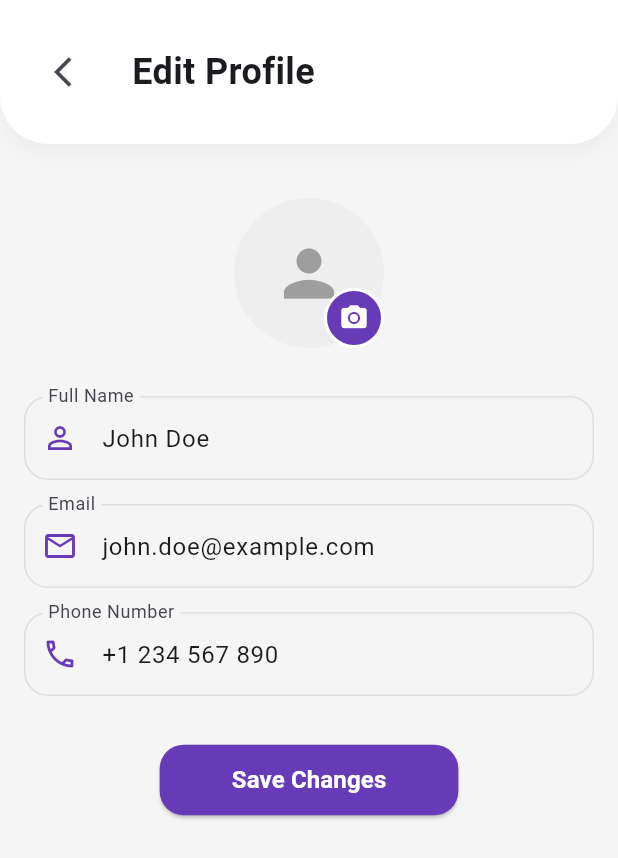
After one commit to chewsinai02/fyp_patient_v1, a Flutter app: the EditProfilePage screen opened by its route, on a phone screen of 412 x 824 dp. The commit adds this screen. Shown: the top 858 px of the screen. Run offline on Flutter 3.47's test engine with Material 3 defaults, Android fonts, the phone set to English and light mode, and no system bars; our stand-ins replace firebase_core, firebase_database, firebase_storage, geolocator, image_picker, open_file and 3 more; missing offline and left inert: bcrypt, dotenv, mysql1; accounts and stored records are empty; Roboto replaces fonts that are missing (Poppins).

Commit message:
edit profile ui

```diff
--- a/lib/dashboard.dart
+++ b/lib/dashboard.dart
@@ -6,6 +6,7 @@ import 'function_page.dart';
 import 'pages/daily_tasks_page.dart';
 import 'services/database_service.dart';
 import 'pages/messages_page.dart';
+import 'pages/settings_page.dart';
 
 class DashboardPage extends StatefulWidget {
   final Map<String, dynamic> userData;
@@ -82,8 +83,13 @@ class DashboardContent extends StatelessWidget {
                                     size: 24,
                                   ),
                                   onPressed: () {
-                                    Navigator.of(context)
-                                        .pushNamed('/settings');
+                                    Navigator.push(
+                                      context,
+                                      MaterialPageRoute(
+                                        builder: (context) =>
+                                            const SettingsPage(),
+                                      ),
+                                    );
                                   },
                                 ),
                               ],
--- a/lib/main.dart
+++ b/lib/main.dart
@@ -6,6 +6,7 @@ import 'package:firebase_database/firebase_database.dart';
 import 'firebase_options.dart';
 import 'login.dart';
 import 'pages/settings_page.dart';
+import 'pages/edit_profile_page.dart';
 
 void main() async {
   WidgetsFlutterBinding.ensureInitialized();
@@ -56,6 +57,7 @@ class MyApp extends StatelessWidget {
       routes: {
         '/login': (context) => const LoginPage(),
         '/settings': (context) => const SettingsPage(),
+        '/edit-profile': (context) => const EditProfilePage(),
       },
     );
   }
--- /dev/null
+++ b/lib/pages/edit_profile_page.dart
@@ -0,0 +1,203 @@
+import 'package:flutter/material.dart';
+
+class EditProfilePage extends StatefulWidget {
+  const EditProfilePage({super.key});
+
+  @override
+  State<EditProfilePage> createState() => _EditProfilePageState();
+}
+
+class _EditProfilePageState extends State<EditProfilePage> {
+  final _formKey = GlobalKey<FormState>();
+  late TextEditingController _nameController;
+  late TextEditingController _emailController;
+  late TextEditingController _phoneController;
+
+  @override
+  void initState() {
+    super.initState();
+    _nameController = TextEditingController(
+        text: 'John Doe'); // Replace with actual user data
+    _emailController = TextEditingController(text: 'john.doe@example.com');
+    _phoneController = TextEditingController(text: '+1 234 567 890');
+  }
+
+  @override
+  void dispose() {
+    _nameController.dispose();
+    _emailController.dispose();
+    _phoneController.dispose();
+    super.dispose();
+  }
+
+  @override
+  Widget build(BuildContext context) {
+    return Scaffold(
+      backgroundColor: Colors.grey[100],
+      body: CustomScrollView(
+        slivers: [
+          SliverToBoxAdapter(
+            child: Container(
+              padding: const EdgeInsets.all(24),
+              decoration: BoxDecoration(
+                color: Colors.white,
+                borderRadius: const BorderRadius.vertical(
+                  bottom: Radius.circular(32),
+                ),
+                boxShadow: [
+                  BoxShadow(
+                    color: Colors.grey.withOpacity(0.1),
+                    blurRadius: 10,
+                    offset: const Offset(0, 5),
+                  ),
+                ],
+              ),
+              child: Column(
+                crossAxisAlignment: CrossAxisAlignment.start,
+                children: [
+                  Row(
+                    children: [
+                      IconButton(
+                        onPressed: () => Navigator.pop(context),
+                        icon: const Icon(Icons.arrow_back_ios),
+                        padding: EdgeInsets.zero,
+                      ),
+                      const SizedBox(width: 16),
+                      const Text(
+                        'Edit Profile',
+                        style: TextStyle(
+                          fontSize: 24,
+                          fontWeight: FontWeight.bold,
+                        ),
+                      ),
+                    ],
+                  ),
+                ],
+              ),
+            ),
+          ),
+          SliverPadding(
+            padding: const EdgeInsets.all(16),
+            sliver: SliverToBoxAdapter(
+              child: Form(
+                key: _formKey,
+                child: Column(
+                  children: [
+                    const SizedBox(height: 20),
+                    Stack(
+                      alignment: Alignment.bottomRight,
+                      children: [
+                        CircleAvatar(
+                          radius: 50,
+                          backgroundColor: Colors.grey[200],
+                          child: const Icon(
+                            Icons.person,
+                            size: 50,
+                            color: Colors.grey,
+                          ),
+                        ),
+                        Container(
+                          padding: const EdgeInsets.all(8),
+                          decoration: BoxDecoration(
+                            color: Colors.deepPurple,
+                            shape: BoxShape.circle,
+                            border: Border.all(color: Colors.white, width: 2),
+                          ),
+                          child: const Icon(
+                            Icons.camera_alt,
+                            size: 20,
+                            color: Colors.white,
+                          ),
+                        ),
+                      ],
+                    ),
+                    const SizedBox(height: 32),
+                    _buildTextField(
+                      controller: _nameController,
+                      label: 'Full Name',
+                      icon: Icons.person_outline,
+                    ),
+                    const SizedBox(height: 16),
+                    _buildTextField(
+                      controller: _emailController,
+                      label: 'Email',
+                      icon: Icons.email_outlined,
+                      keyboardType: TextInputType.emailAddress,
+                    ),
+                    const SizedBox(height: 16),
+                    _buildTextField(
+                      controller: _phoneController,
+                      label: 'Phone Number',
+                      icon: Icons.phone_outlined,
+                      keyboardType: TextInputType.phone,
+                    ),
+                    const SizedBox(height: 32),
+                    ElevatedButton(
+                      onPressed: () {
+                        if (_formKey.currentState!.validate()) {
+                          // Save profile changes
+                          Navigator.pop(context);
+                        }
+                      },
+                      style: ElevatedButton.styleFrom(
+                        backgroundColor: Colors.deepPurple,
+                        padding: const EdgeInsets.symmetric(
+                          horizontal: 48,
+                          vertical: 12,
+                        ),
+                        shape: RoundedRectangleBorder(
+                          borderRadius: BorderRadius.circular(16),
+                        ),
+                      ),
+                      child: const Text(
+                        'Save Changes',
+                        style: TextStyle(
+                          color: Colors.white,
+                          fontSize: 16,
+                          fontWeight: FontWeight.w600,
+                        ),
+                      ),
+                    ),
+                  ],
+                ),
+              ),
+            ),
+          ),
+        ],
+      ),
+    );
+  }
+
+  Widget _buildTextField({
+    required TextEditingController controller,
+    required String label,
+    required IconData icon,
+    TextInputType? keyboardType,
+  }) {
+    return TextFormField(
+      controller: controller,
+      keyboardType: keyboardType,
+      decoration: InputDecoration(
+        labelText: label,
+        prefixIcon: Icon(icon, color: Colors.deepPurple),
+        border: OutlineInputBorder(
+          borderRadius: BorderRadius.circular(16),
+        ),
+        enabledBorder: OutlineInputBorder(
+          borderRadius: BorderRadius.circular(16),
+          borderSide: BorderSide(color: Colors.grey[300]!),
+        ),
+        focusedBorder: OutlineInputBorder(
+          borderRadius: BorderRadius.circular(16),
+          borderSide: const BorderSide(color: Colors.deepPurple),
+        ),
+      ),
+      validator: (value) {
+        if (value == null || value.isEmpty) {
+          return 'This field is required';
+        }
+        return null;
+      },
+    );
+  }
+}
--- a/lib/pages/settings_page.dart
+++ b/lib/pages/settings_page.dart
@@ -1,5 +1,6 @@
 import 'package:flutter/material.dart';
 import 'package:shared_preferences/shared_preferences.dart';
+import 'edit_profile_page.dart';
 
 class SettingsPage extends StatelessWidget {
   const SettingsPage({super.key});
@@ -79,7 +80,12 @@ class SettingsPage extends StatelessWidget {
                       'Edit Profile',
                       Icons.person_outline,
                       onTap: () {
-                        // Navigate to edit profile page
+                        Navigator.push(
+                          context,
+                          MaterialPageRoute(
+                            builder: (context) => const EditProfilePage(),
+                          ),
+                        );
                       },
                     ),
                     _buildSettingTile(
--- a/lib/services/database_service.dart
+++ b/lib/services/database_service.dart
@@ -1214,4 +1214,36 @@ class DatabaseService {
       print('Error marking messages as read: $e');
     }
   }
+
+  // Add this method to DatabaseService class
+  Future<void> updateUserProfile({
+    required int userId,
+    required String name,
+    required String email,
+    required String phone,
+    required String address,
+    String? gender,
+  }) async {
+    try {
+      final conn = await connection;
+      print('Updating profile for user ID: $userId');
+
+      await conn.query('''
+        UPDATE users
+        SET
+          name = ?,
+          email = ?,
+          contact_number = ?,
+          address = ?,
+          gender = ?,
+          updated_at = NOW()
+        WHERE id = ?
+      ''', [name, email, phone, address, gender, userId]);
+
+      print('Profile updated successfully');
+    } catch (e) {
+      print('Error updating profile: $e');
+      rethrow;
+    }
+  }
 }
```
